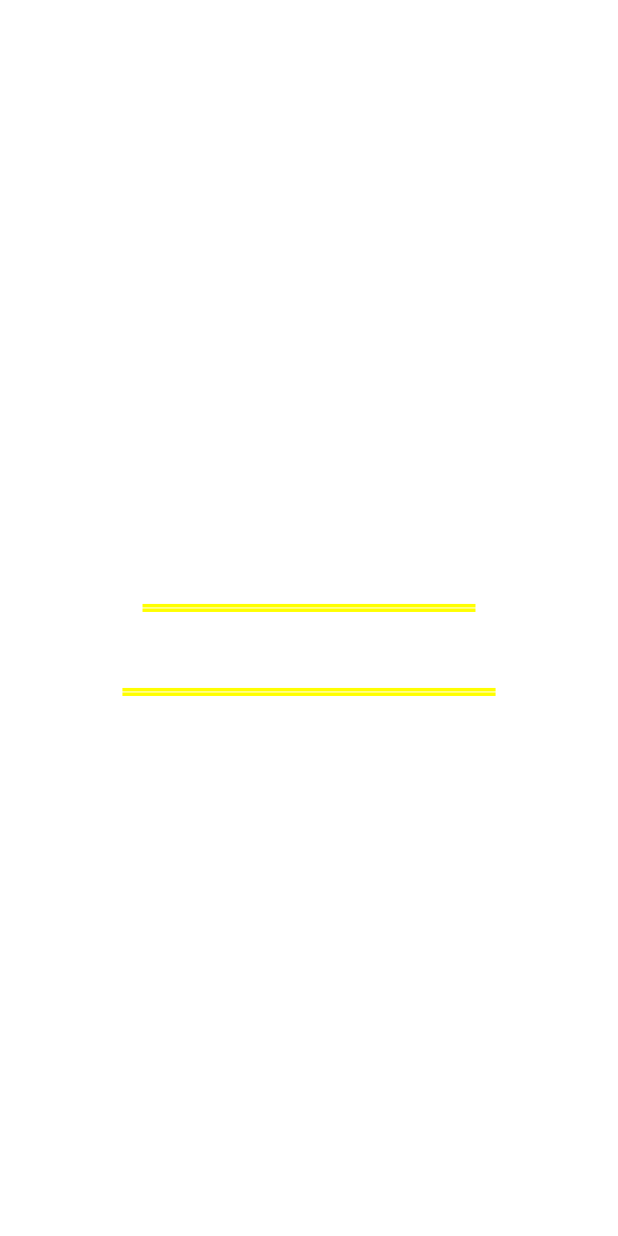
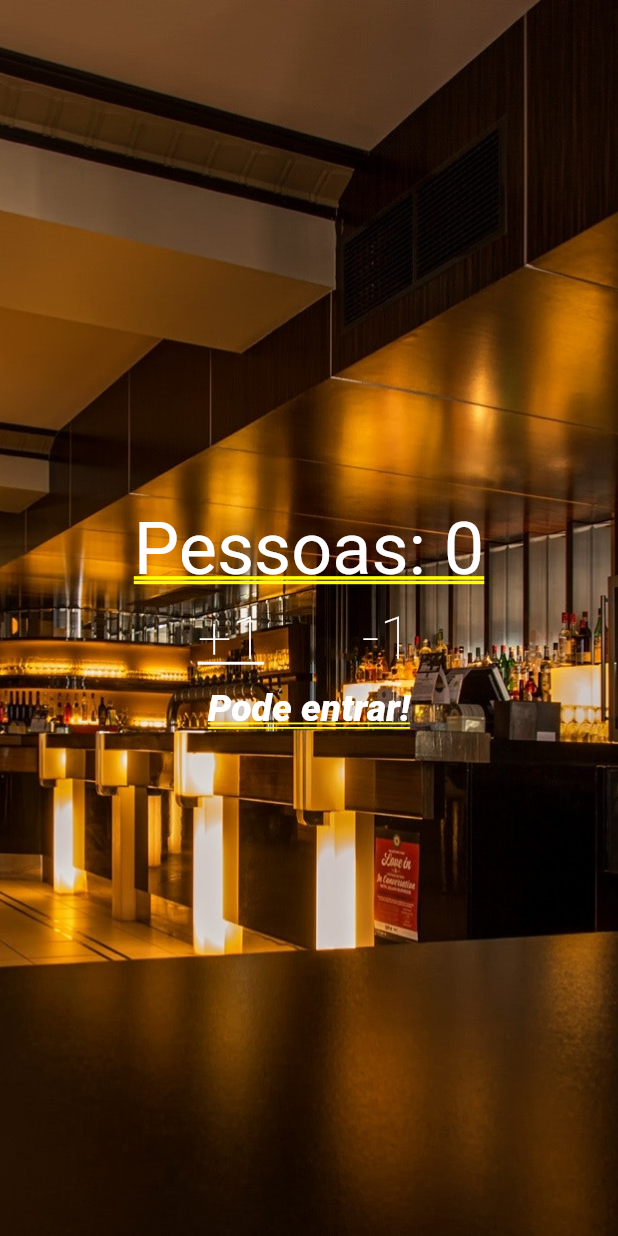
Before and after one commit to msant0/udemy_flutter, a Flutter app: the screen it shows after launch, on a phone screen of 412 x 824 dp. Run offline on Flutter 3.47's test engine with Material 2 defaults, Android fonts, the phone set to English and light mode, and no system bars; our stand-ins replace google_fonts.

Commit message:
inserção de manipulação de estado

```diff
--- a/contador_pessoas/lib/main.dart
+++ b/contador_pessoas/lib/main.dart
@@ -5,28 +5,119 @@ void main() {
   runApp(
     MaterialApp(
       title: "Contador de Pessoas",
-      home: Container(
-        child: Column(
+      home: Home(),
+      debugShowCheckedModeBanner: false,
+    ),
+  );
+}
+
+class Home extends StatefulWidget {
+  @override
+  _State createState() => _State();
+}
+
+class _State extends State<Home> {
+  int _people = 0;
+  String _infoText = "Pode entrar!";
+
+  _changePeople({int contPeople}) {
+    setState(
+      () {
+        if (_people < 10 || contPeople == -1) {
+          _people += contPeople;
+        }
+
+        if (_people < 0) {
+          _infoText = "Mundo Invertido?!";
+        } else if (_people <= 10) {
+          _infoText = "Pode Entrar!";
+        } else {
+          _infoText = "O restaurante está com lotação!";
+        }
+      },
+    );
+  }
+
+  @override
+  Widget build(BuildContext context) {
+    return Container(
+      child: Stack(
+        children: [
+          Image.asset(
+            'assets/images/restaurant.jpg',
+            fit: BoxFit.cover,
+            height: MediaQuery.of(context).size.height,
+          ),
+          Column(
             mainAxisAlignment: MainAxisAlignment.center,
             crossAxisAlignment: CrossAxisAlignment.center,
             children: [
               Text(
-              "Pessoas 0",
+                "Pessoas: $_people",
                 style: GoogleFonts.balooBhaina(
                   fontWeight: FontWeight.w400,
                   color: Colors.white,
+                  decoration: TextDecoration.underline,
                 ),
               ),
-            Text(
-              "Pode entrar",
+              Row(
+                mainAxisAlignment: MainAxisAlignment.center,
+                crossAxisAlignment: CrossAxisAlignment.center,
+                children: [
+                  Padding(
+                    padding: const EdgeInsets.all(8.0),
+                    child: FlatButton(
+                      child: Text(
+                        "+1",
                         style: GoogleFonts.balooBhaina(
-                fontStyle: FontStyle.italic,
+                          fontSize: 40.0,
+                          fontWeight: FontWeight.w200,
                           color: Colors.white,
+                          decoration: TextDecoration.underline,
+                        ),
+                      ),
+                      onPressed: () {
+                        _changePeople(contPeople: 1);
+                      },
+                    ),
+                  ),
+                  Padding(
+                    padding: const EdgeInsets.all(8.0),
+                    child: FlatButton(
+                      child: Text(
+                        "-1",
+                        style: GoogleFonts.balooBhaina(
+                          fontSize: 40.0,
+                          fontWeight: FontWeight.w200,
+                          color: Colors.white,
+                        ),
+                      ),
+                      onPressed: () {
+                        _changePeople(contPeople: -1);
+                      },
                     ),
                   ),
                 ],
               ),
+              Row(
+                mainAxisAlignment: MainAxisAlignment.center,
+                crossAxisAlignment: CrossAxisAlignment.center,
+                children: [
+                  Text(
+                    _infoText,
+                    style: GoogleFonts.balooBhaina(
+                      fontSize: MediaQuery.of(context).size.width * 0.06,
+                      fontStyle: FontStyle.italic,
+                      color: Colors.white,
+                      decoration: TextDecoration.underline,
                     ),
+                  ),
+                ],
+              ),
+            ],
+          ),
+        ],
       ),
     );
   }
+}
--- a/contador_pessoas/pubspec.yaml
+++ b/contador_pessoas/pubspec.yaml
@@ -47,9 +47,8 @@ flutter:
   uses-material-design: true
 
   # To add assets to your application, add an assets section, like this:
-  # assets:
-  #   - images/a_dot_burr.jpeg
-  #   - images/a_dot_ham.jpeg
+  assets:
+    - assets/images/restaurant.jpg
 
   # An image asset can refer to one or more resolution-specific "variants", see
   # https://flutter.dev/assets-and-images/#resolution-aware.
```
Also changed, not shown: contador_pessoas/assets/images/restaurant.jpg (added). Lines whose indentation alone changed are shown as unchanged.
